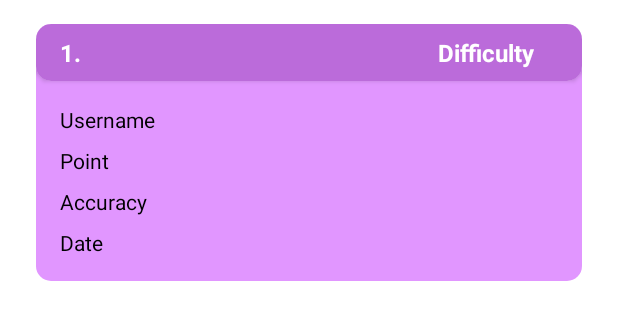
After one commit to dhavara/Bioxy-Mobile, an Android app: the layout card_leaderboard.xml on its own in the app's theme, with its tools: preview values and no code run, on a phone screen of 412 x 824 dp. The commit adds this screen. Shown: the top 320 px of the screen. Run offline under Robolectric (Android 15) with nearby library versions, the phone set to English and light mode, and no system bars; network calls fail; Roboto replaces fonts that are not available here.

Commit message:
add leaderboard layout

```diff
--- a/app/src/main/java/com/keld/bioxy/model/Leaderboard.java
+++ b/app/src/main/java/com/keld/bioxy/model/Leaderboard.java
@@ -8,6 +8,7 @@ import com.google.gson.Gson;
 import java.util.List;
 
 public class Leaderboard implements Parcelable {
+
 
     private String message;
     private List<Leaderboards> leaderboards;
@@ -61,12 +62,13 @@ public class Leaderboard implements Parcelable {
 
     public static class Leaderboards {
         private int id;
-        private int user_id;
+        private String username;
         private int point;
         private int accuracy;
         private int total_correct;
         private int total_question;
         private String difficulty;
+        private String created_at;
 
         public static Leaderboards objectFromData(String str) {
 
@@ -81,12 +83,12 @@ public class Leaderboard implements Parcelable {
             this.id = id;
         }
 
-        public int getUser_id() {
-            return user_id;
+        public String getUsername() {
+            return username;
         }
 
-        public void setUser_id(int user_id) {
-            this.user_id = user_id;
+        public void setUsername(String username) {
+            this.username = username;
         }
 
         public int getPoint() {
@@ -128,5 +130,13 @@ public class Leaderboard implements Parcelable {
         public void setDifficulty(String difficulty) {
             this.difficulty = difficulty;
         }
+
+        public String getCreated_at() {
+            return created_at;
+        }
+
+        public void setCreated_at(String created_at) {
+            this.created_at = created_at;
+        }
     }
 }
--- /dev/null
+++ b/app/src/main/res/layout/card_leaderboard.xml
@@ -0,0 +1,115 @@
+<?xml version="1.0" encoding="utf-8"?>
+<androidx.constraintlayout.widget.ConstraintLayout xmlns:android="http://schemas.android.com/apk/res/android"
+    xmlns:app="http://schemas.android.com/apk/res-auto"
+    xmlns:tools="http://schemas.android.com/tools"
+    android:layout_width="match_parent"
+    android:layout_height="wrap_content">
+
+    <androidx.cardview.widget.CardView
+        android:id="@+id/cv_layout_leaderboard"
+        android:layout_width="0dp"
+        android:layout_height="wrap_content"
+        android:layout_marginStart="24dp"
+        android:layout_marginTop="16dp"
+        android:layout_marginEnd="24dp"
+        app:cardCornerRadius="10dp"
+        app:layout_constraintEnd_toEndOf="parent"
+        app:layout_constraintStart_toStartOf="parent"
+        app:layout_constraintTop_toTopOf="parent">
+
+        <androidx.constraintlayout.widget.ConstraintLayout
+            android:layout_width="match_parent"
+            android:layout_height="match_parent"
+            android:background="@color/primary_light">
+
+            <androidx.cardview.widget.CardView
+                android:id="@+id/cv_inner_leaderboard"
+                android:layout_width="0dp"
+                android:layout_height="wrap_content"
+                app:cardCornerRadius="10dp"
+                app:layout_constraintEnd_toEndOf="parent"
+                app:layout_constraintStart_toStartOf="parent"
+                app:layout_constraintTop_toTopOf="parent">
+
+                <androidx.constraintlayout.widget.ConstraintLayout
+                    android:layout_width="match_parent"
+                    android:layout_height="match_parent"
+                    android:background="@color/primary">
+
+                    <TextView
+                        android:id="@+id/lb_number"
+                        android:layout_width="wrap_content"
+                        android:layout_height="wrap_content"
+                        android:layout_marginStart="16dp"
+                        android:layout_marginTop="8dp"
+                        android:layout_marginBottom="8dp"
+                        android:maxLines="2"
+                        android:text="1."
+                        android:textColor="@color/white"
+                        android:textSize="16sp"
+                        android:textStyle="bold"
+                        app:layout_constraintBottom_toBottomOf="parent"
+                        app:layout_constraintStart_toStartOf="parent"
+                        app:layout_constraintTop_toTopOf="parent" />
+
+                    <TextView
+                        android:id="@+id/lb_difficulty"
+                        android:layout_width="wrap_content"
+                        android:layout_height="wrap_content"
+                        android:layout_marginEnd="32dp"
+                        android:text="Difficulty"
+                        android:textColor="@color/white"
+                        android:textSize="16sp"
+                        android:textStyle="bold"
+                        app:layout_constraintBottom_toBottomOf="parent"
+                        app:layout_constraintEnd_toEndOf="parent"
+                        app:layout_constraintTop_toTopOf="parent" />
+                </androidx.constraintlayout.widget.ConstraintLayout>
+            </androidx.cardview.widget.CardView>
+
+            <TextView
+                android:id="@+id/lb_username"
+                android:layout_width="wrap_content"
+                android:layout_height="wrap_content"
+                android:layout_marginStart="16dp"
+                android:layout_marginTop="16dp"
+                android:text="Username"
+                android:textColor="@color/black"
+                app:layout_constraintStart_toStartOf="parent"
+                app:layout_constraintTop_toBottomOf="@+id/cv_inner_leaderboard" />
+
+            <TextView
+                android:id="@+id/lb_point"
+                android:layout_width="wrap_content"
+                android:layout_height="wrap_content"
+                android:layout_marginStart="16dp"
+                android:layout_marginTop="8dp"
+                android:text="Point"
+                android:textColor="@color/black"
+                app:layout_constraintStart_toStartOf="parent"
+                app:layout_constraintTop_toBottomOf="@+id/lb_username" />
+
+            <TextView
+                android:id="@+id/lb_accuracy"
+                android:layout_width="wrap_content"
+                android:layout_height="wrap_content"
+                android:layout_marginTop="8dp"
+                android:text="Accuracy"
+                android:textColor="@color/black"
+                app:layout_constraintStart_toStartOf="@+id/lb_point"
+                app:layout_constraintTop_toBottomOf="@+id/lb_point" />
+
+            <TextView
+                android:id="@+id/lb_date"
+                android:layout_width="wrap_content"
+                android:layout_height="wrap_content"
+                android:layout_marginTop="8dp"
+                android:layout_marginBottom="16dp"
+                android:text="Date"
+                android:textColor="@color/black"
+                app:layout_constraintBottom_toBottomOf="parent"
+                app:layout_constraintStart_toStartOf="@+id/lb_accuracy"
+                app:layout_constraintTop_toBottomOf="@+id/lb_accuracy" />
+        </androidx.constraintlayout.widget.ConstraintLayout>
+    </androidx.cardview.widget.CardView>
+</androidx.constraintlayout.widget.ConstraintLayout>
--- a/app/src/main/res/layout/fragment_leaderboard.xml
+++ b/app/src/main/res/layout/fragment_leaderboard.xml
@@ -10,16 +10,13 @@
         android:layout_width="match_parent"
         android:layout_height="match_parent">
 
-        <TextView
-            android:id="@+id/textView6"
-            android:layout_width="wrap_content"
-            android:layout_height="wrap_content"
-            android:text="Under Maintenance"
-            android:textStyle="bold"
+        <androidx.recyclerview.widget.RecyclerView
+            android:id="@+id/rv_leaderboard"
+            android:layout_width="match_parent"
+            android:layout_height="match_parent"
             app:layout_constraintBottom_toBottomOf="parent"
             app:layout_constraintEnd_toEndOf="parent"
             app:layout_constraintStart_toStartOf="parent"
             app:layout_constraintTop_toTopOf="parent" />
-
     </androidx.constraintlayout.widget.ConstraintLayout>
 </FrameLayout>
```
